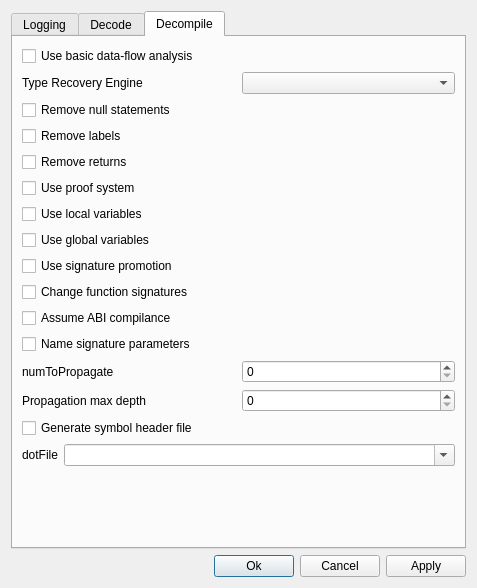
First picture: the form in src/boomerang-gui/SettingsDlg.ui, repository BoomerangDecompiler/boomerang, before the edit.
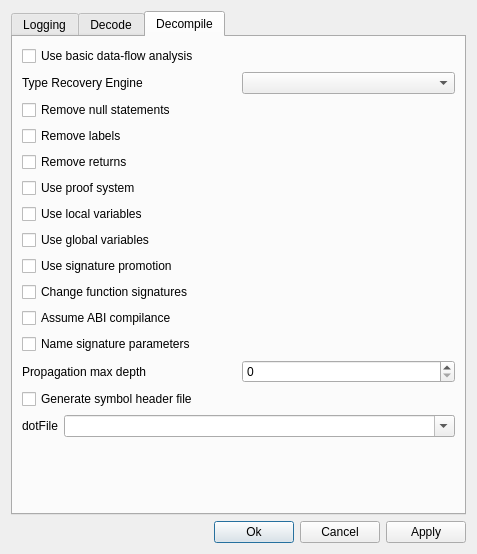
Second picture: the form after the edit. The open tabs and pages were chosen to show the change.

```diff
--- a/src/boomerang-gui/SettingsDlg.ui
+++ b/src/boomerang-gui/SettingsDlg.ui
@@ -7,7 +7,7 @@
     <x>0</x>
     <y>0</y>
     <width>477</width>
-    <height>588</height>
+    <height>554</height>
    </rect>
   </property>
   <property name="windowTitle">
@@ -284,20 +284,6 @@
              </property>
             </widget>
            </item>
-           <item>
-            <layout class="QHBoxLayout" name="hLayout_numToPropagate">
-             <item>
-              <widget class="QLabel" name="lbNumToPropagate">
-               <property name="text">
-                <string>numToPropagate</string>
-               </property>
-              </widget>
-             </item>
-             <item>
-              <widget class="QSpinBox" name="spbNumToPropagate"/>
-             </item>
-            </layout>
-           </item>
            <item>
             <layout class="QHBoxLayout" name="hLayout_propMaxDepth">
              <item>
```
